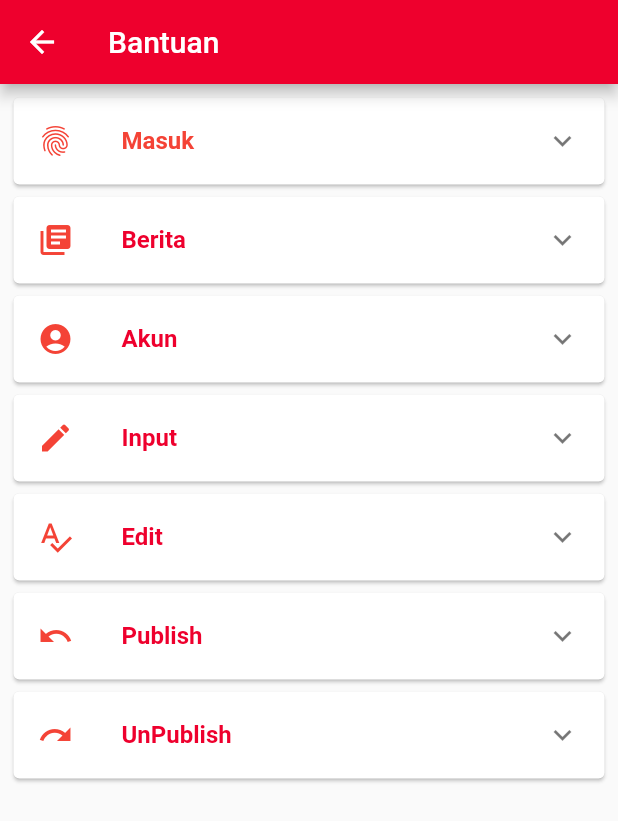
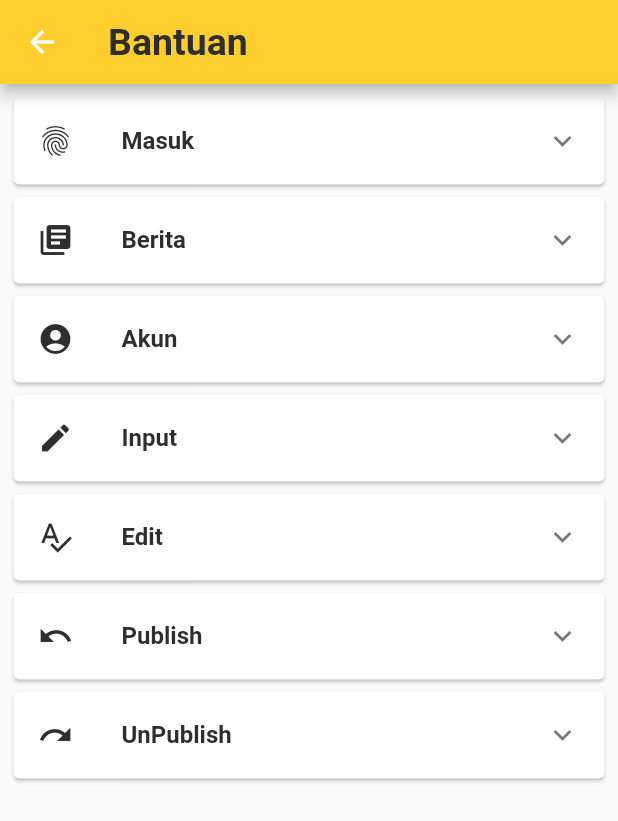
Before and after one commit to dokarkendal/dokar_berita, a Flutter app: the ExpansionTileSample screen opened by its route, on a phone screen of 412 x 824 dp. Shown: the top 821 px of the screen. Run offline on Flutter 3.47's test engine with Material 2 defaults, Android fonts, the phone set to English and light mode, and no system bars; our stand-ins replace auto_size_text, charts_flutter, datetime_picker_formfield, dio, firebase_auth, firebase_core and 14 more; missing offline and left inert: flutter_auth_buttons, flutter_html_view, open_appstore, status_alert, workmanager; accounts and stored records are empty.

Commit message:
primary color

```diff
--- a/lib/berita/bantuan.dart
+++ b/lib/berita/bantuan.dart
@@ -5,8 +5,15 @@ class ExpansionTileSample extends StatelessWidget {
   Widget build(BuildContext context) {
     return Scaffold(
       appBar: AppBar(
-        title: Text("Bantuan"),
-        backgroundColor: Color(0xFFee002d),
+        title: Text(
+          "Bantuan",
+          style: TextStyle(
+            color: Color(0xFF2e2e2e),
+            fontWeight: FontWeight.bold,
+            fontSize: 25.0,
+          ),
+        ),
+        backgroundColor: Theme.of(context).primaryColor,
       ),
       body: SingleChildScrollView(
         child: Container(
@@ -34,10 +41,15 @@ Widget tMasuk() {
     child: ExpansionTile(
       leading: Icon(
         Icons.fingerprint,
-        color: Colors.red,
+        color: Color(0xFF2e2e2e),
       ),
-      title: Text("Masuk",
-          style: TextStyle(color: Colors.red, fontWeight: FontWeight.bold)),
+      title: Text(
+        "Masuk",
+        style: TextStyle(
+          color: Color(0xFF2e2e2e),
+          fontWeight: FontWeight.bold,
+        ),
+      ),
       children: <Widget>[
         ExpansionTile(
           title: Text("Admin"),
@@ -191,11 +203,15 @@ Widget tBerita() {
     child: ExpansionTile(
       leading: Icon(
         Icons.library_books,
-        color: Colors.red,
+        color: Color(0xFF2e2e2e),
       ),
-      title: Text("Berita",
-          style:
-              TextStyle(color: Color(0xFFee002d), fontWeight: FontWeight.bold)),
+      title: Text(
+        "Berita",
+        style: TextStyle(
+          color: Color(0xFF2e2e2e),
+          fontWeight: FontWeight.bold,
+        ),
+      ),
       children: <Widget>[
         ExpansionTile(
           title: Text("Konten"),
@@ -349,11 +365,15 @@ Widget tAkun() {
     child: ExpansionTile(
       leading: Icon(
         Icons.account_circle,
-        color: Colors.red,
+        color: Color(0xFF2e2e2e),
       ),
-      title: Text("Akun",
-          style:
-              TextStyle(color: Color(0xFFee002d), fontWeight: FontWeight.bold)),
+      title: Text(
+        "Akun",
+        style: TextStyle(
+          color: Color(0xFF2e2e2e),
+          fontWeight: FontWeight.bold,
+        ),
+      ),
       children: <Widget>[
         ExpansionTile(
           title: Text("Edit akun Admin"),
@@ -648,11 +668,15 @@ Widget tEdit() {
     child: ExpansionTile(
       leading: Icon(
         Icons.spellcheck,
-        color: Colors.red,
+        color: Color(0xFF2e2e2e),
       ),
-      title: Text("Edit",
-          style:
-              TextStyle(color: Color(0xFFee002d), fontWeight: FontWeight.bold)),
+      title: Text(
+        "Edit",
+        style: TextStyle(
+          color: Color(0xFF2e2e2e),
+          fontWeight: FontWeight.bold,
+        ),
+      ),
       children: <Widget>[
         ExpansionTile(
           title: Text("Edit Berita"),
@@ -1071,11 +1095,15 @@ Widget tPublish() {
     child: ExpansionTile(
       leading: Icon(
         Icons.undo,
-        color: Colors.red,
+        color: Color(0xFF2e2e2e),
       ),
-      title: Text("Publish",
-          style:
-              TextStyle(color: Color(0xFFee002d), fontWeight: FontWeight.bold)),
+      title: Text(
+        "Publish",
+        style: TextStyle(
+          color: Color(0xFF2e2e2e),
+          fontWeight: FontWeight.bold,
+        ),
+      ),
       children: <Widget>[
         ExpansionTile(
           title: Text("Publish Berita"),
@@ -1419,11 +1447,15 @@ Widget tUnpublish() {
     child: ExpansionTile(
       leading: Icon(
         Icons.redo,
-        color: Colors.red,
+        color: Color(0xFF2e2e2e),
       ),
-      title: Text("UnPublish",
-          style:
-              TextStyle(color: Color(0xFFee002d), fontWeight: FontWeight.bold)),
+      title: Text(
+        "UnPublish",
+        style: TextStyle(
+          color: Color(0xFF2e2e2e),
+          fontWeight: FontWeight.bold,
+        ),
+      ),
       children: <Widget>[
         ExpansionTile(
           title: Text("UnPublish Berita"),
@@ -1767,11 +1799,15 @@ Widget tDashbordInput() {
     child: ExpansionTile(
       leading: Icon(
         Icons.create,
-        color: Colors.red,
+        color: Color(0xFF2e2e2e),
       ),
-      title: Text("Input",
-          style:
-              TextStyle(color: Color(0xFFee002d), fontWeight: FontWeight.bold)),
+      title: Text(
+        "Input",
+        style: TextStyle(
+          color: Color(0xFF2e2e2e),
+          fontWeight: FontWeight.bold,
+        ),
+      ),
       children: <Widget>[
         ExpansionTile(
           title: Text("Input Berita"),
```
